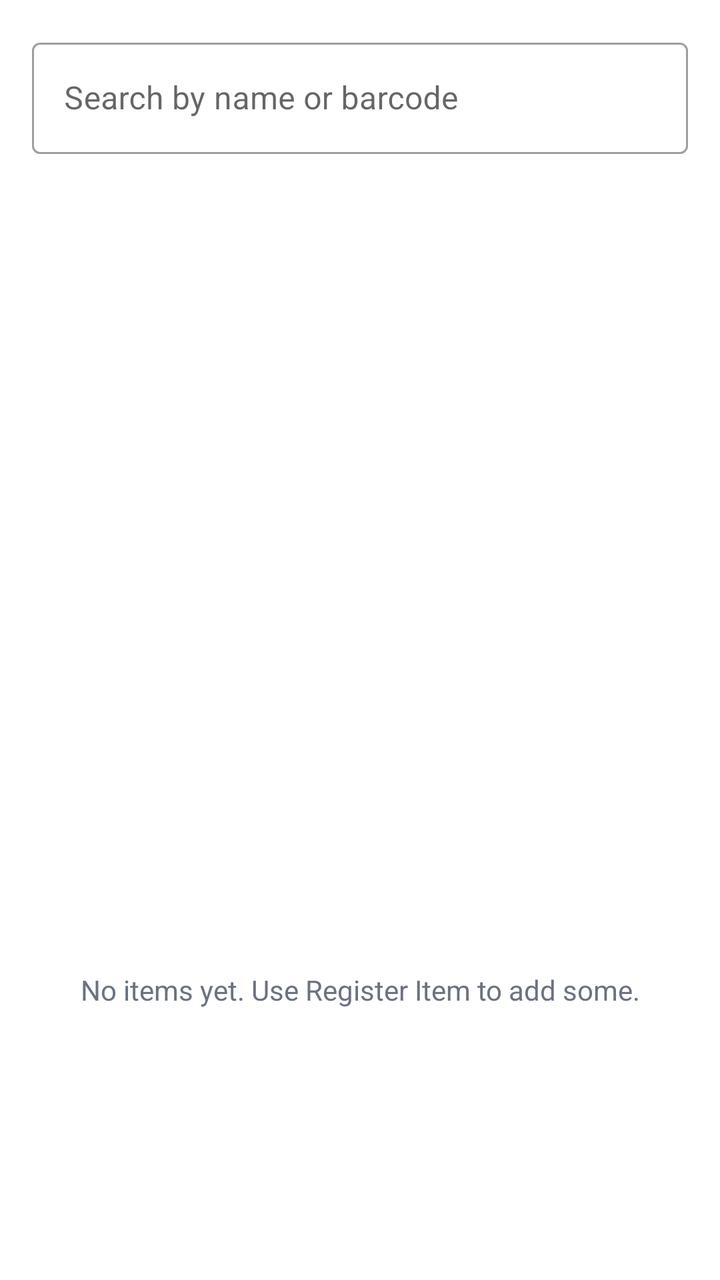
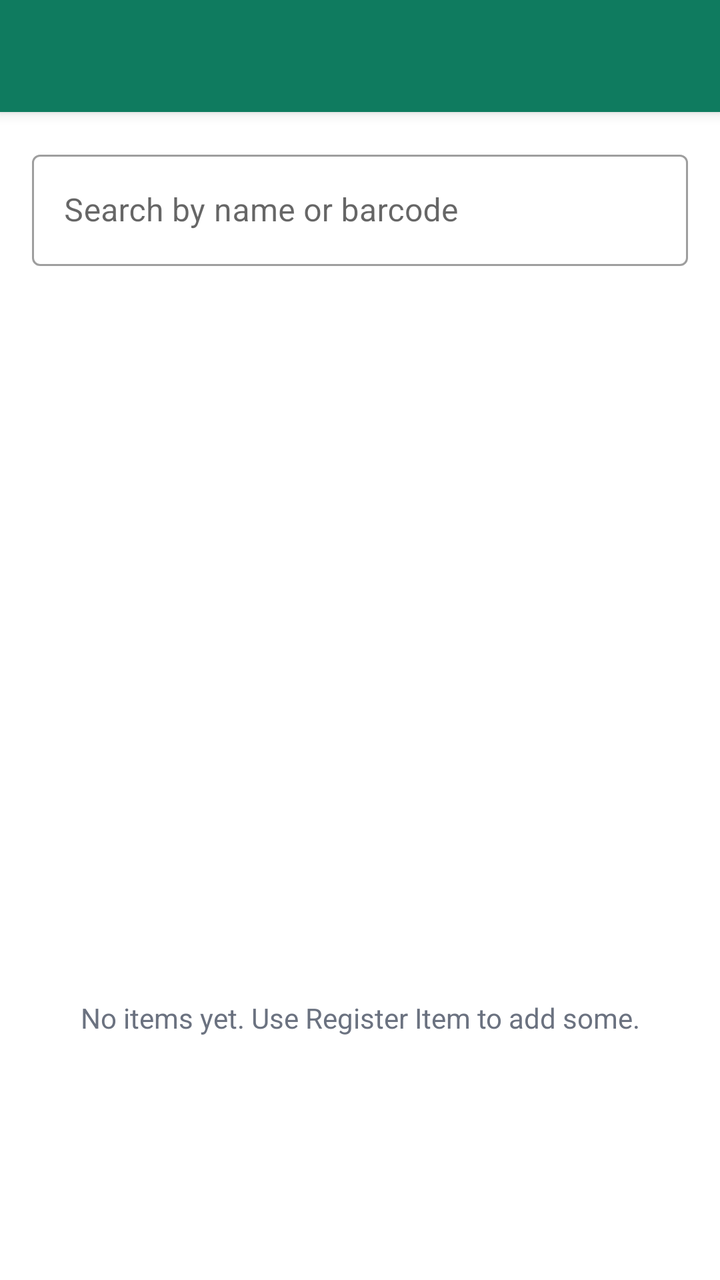

The first picture is an Android layout as it rendered before a commit; the second is the same layout after the commit. The layout source and the unified diff follow.
<!-- AndroidManifest.xml: application theme Theme.StorePOS -->
<!-- res/layout/activity_item_list.xml -->
<?xml version="1.0" encoding="utf-8"?>
<LinearLayout xmlns:android="http://schemas.android.com/apk/res/android"
    android:layout_width="match_parent"
    android:layout_height="match_parent"
    android:orientation="vertical"
    android:padding="16dp">

    <com.google.android.material.textfield.TextInputLayout
        style="@style/Widget.MaterialComponents.TextInputLayout.OutlinedBox"
        android:layout_width="match_parent"
        android:layout_height="wrap_content"
        android:hint="@string/hint_search">
        <com.google.android.material.textfield.TextInputEditText
            android:id="@+id/fieldSearch"
            android:layout_width="match_parent"
            android:layout_height="wrap_content"
            android:imeOptions="actionDone"
            android:inputType="text"
            android:maxLines="1" />
    </com.google.android.material.textfield.TextInputLayout>

    <TextView
        android:id="@+id/summary"
        android:layout_width="wrap_content"
        android:layout_height="wrap_content"
        android:layout_marginTop="6dp"
        android:layout_marginBottom="6dp"
        android:textColor="@color/muted" />

    <ListView
        android:id="@+id/list"
        android:layout_width="match_parent"
        android:layout_height="0dp"
        android:layout_weight="1" />

    <TextView
        android:id="@+id/empty"
        android:layout_width="match_parent"
        android:layout_height="0dp"
        android:layout_weight="1"
        android:gravity="center"
        android:text="@string/empty_list"
        android:textColor="@color/muted" />
</LinearLayout>
<!-- resources referenced by this layout -->
<resources>
  <color name="muted">#6B7280</color>
  <string name="empty_list">No items yet. Use Register Item to add some.</string>
  <string name="hint_search">Search by name or barcode</string>
  <style name="Theme.StorePOS" parent="Theme.MaterialComponents.Light.DarkActionBar">
          <item name="colorPrimary">@color/brand</item>
          <item name="colorPrimaryVariant">@color/brand_dark</item>
          <item name="colorOnPrimary">@android:color/white</item>
          <item name="colorSecondary">@color/accent</item>
          <item name="colorOnSecondary">@android:color/black</item>
          <item name="android:statusBarColor">@color/brand_dark</item>
      </style>
  <color name="brand">#0F7B5F</color>
  <color name="brand_dark">#0A5A45</color>
  <color name="accent">#F2A900</color>
</resources>

<!-- the commit's change to res/layout/activity_item_list.xml (unified diff, before → after) -->
@@ -1,44 +1,56 @@
 <?xml version="1.0" encoding="utf-8"?>
 <LinearLayout xmlns:android="http://schemas.android.com/apk/res/android"
+    android:id="@+id/root"
     android:layout_width="match_parent"
     android:layout_height="match_parent"
-    android:orientation="vertical"
-    android:padding="16dp">
+    android:orientation="vertical">
 
-    <com.google.android.material.textfield.TextInputLayout
-        style="@style/Widget.MaterialComponents.TextInputLayout.OutlinedBox"
-        android:layout_width="match_parent"
-        android:layout_height="wrap_content"
-        android:hint="@string/hint_search">
-        <com.google.android.material.textfield.TextInputEditText
-            android:id="@+id/fieldSearch"
-            android:layout_width="match_parent"
-            android:layout_height="wrap_content"
-            android:imeOptions="actionDone"
-            android:inputType="text"
-            android:maxLines="1" />
-    </com.google.android.material.textfield.TextInputLayout>
+    <com.google.android.material.appbar.MaterialToolbar
+        android:id="@+id/toolbar"
+        style="@style/AppToolbar" />
 
-    <TextView
-        android:id="@+id/summary"
-        android:layout_width="wrap_content"
-        android:layout_height="wrap_content"
-        android:layout_marginTop="6dp"
-        android:layout_marginBottom="6dp"
-        android:textColor="@color/muted" />
-
-    <ListView
-        android:id="@+id/list"
-        android:layout_width="match_parent"
-        android:layout_height="0dp"
-        android:layout_weight="1" />
-
-    <TextView
-        android:id="@+id/empty"
+    <LinearLayout
         android:layout_width="match_parent"
         android:layout_height="0dp"
         android:layout_weight="1"
-        android:gravity="center"
-        android:text="@string/empty_list"
-        android:textColor="@color/muted" />
+        android:orientation="vertical"
+        android:padding="16dp">
+
+        <com.google.android.material.textfield.TextInputLayout
+            style="@style/Widget.MaterialComponents.TextInputLayout.OutlinedBox"
+            android:layout_width="match_parent"
+            android:layout_height="wrap_content"
+            android:hint="@string/hint_search">
+            <com.google.android.material.textfield.TextInputEditText
+                android:id="@+id/fieldSearch"
+                android:layout_width="match_parent"
+                android:layout_height="wrap_content"
+                android:imeOptions="actionDone"
+                android:inputType="text"
+                android:maxLines="1" />
+        </com.google.android.material.textfield.TextInputLayout>
+
+        <TextView
+            android:id="@+id/summary"
+            android:layout_width="wrap_content"
+            android:layout_height="wrap_content"
+            android:layout_marginTop="6dp"
+            android:layout_marginBottom="6dp"
+            android:textColor="@color/muted" />
+
+        <ListView
+            android:id="@+id/list"
+            android:layout_width="match_parent"
+            android:layout_height="0dp"
+            android:layout_weight="1" />
+
+        <TextView
+            android:id="@+id/empty"
+            android:layout_width="match_parent"
+            android:layout_height="0dp"
+            android:layout_weight="1"
+            android:gravity="center"
+            android:text="@string/empty_list"
+            android:textColor="@color/muted" />
+    </LinearLayout>
 </LinearLayout>
<!-- resource entries referenced after the edit -->
@@ -3,13 +3,20 @@
   <color name="muted">#6B7280</color>
   <string name="empty_list">No items yet. Use Register Item to add some.</string>
   <string name="hint_search">Search by name or barcode</string>
-  <style name="Theme.StorePOS" parent="Theme.MaterialComponents.Light.DarkActionBar">
+  <style name="AppToolbar" parent="Widget.MaterialComponents.Toolbar.Primary">
+          <item name="android:layout_width">match_parent</item>
+          <item name="android:layout_height">wrap_content</item>
+          <item name="android:minHeight">?attr/actionBarSize</item>
+          <item name="android:background">@color/brand</item>
+          <item name="titleTextColor">@android:color/white</item>
+      </style>
+  <style name="Theme.StorePOS" parent="Theme.MaterialComponents.Light.NoActionBar">
           <item name="colorPrimary">@color/brand</item>
           <item name="colorPrimaryVariant">@color/brand_dark</item>
           <item name="colorOnPrimary">@android:color/white</item>
           <item name="colorSecondary">@color/accent</item>
           <item name="colorOnSecondary">@android:color/black</item>
-          <item name="android:statusBarColor">@color/brand_dark</item>
+          <item name="android:windowBackground">@android:color/white</item>
       </style>
   <color name="brand">#0F7B5F</color>
   <color name="brand_dark">#0A5A45</color>
